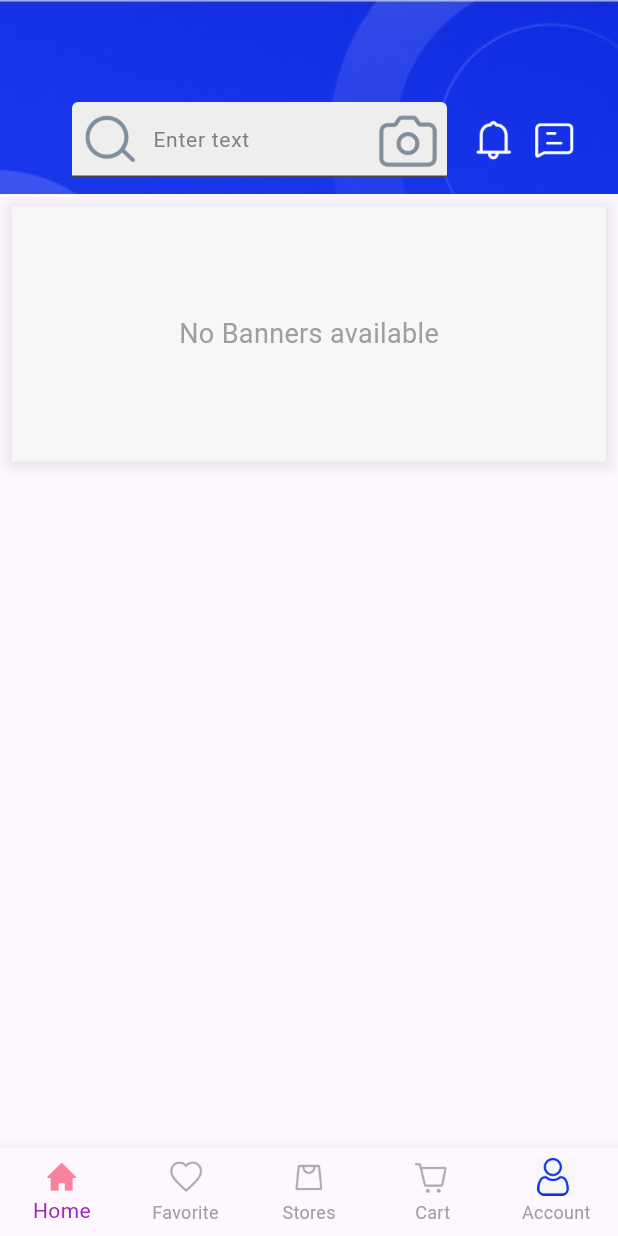
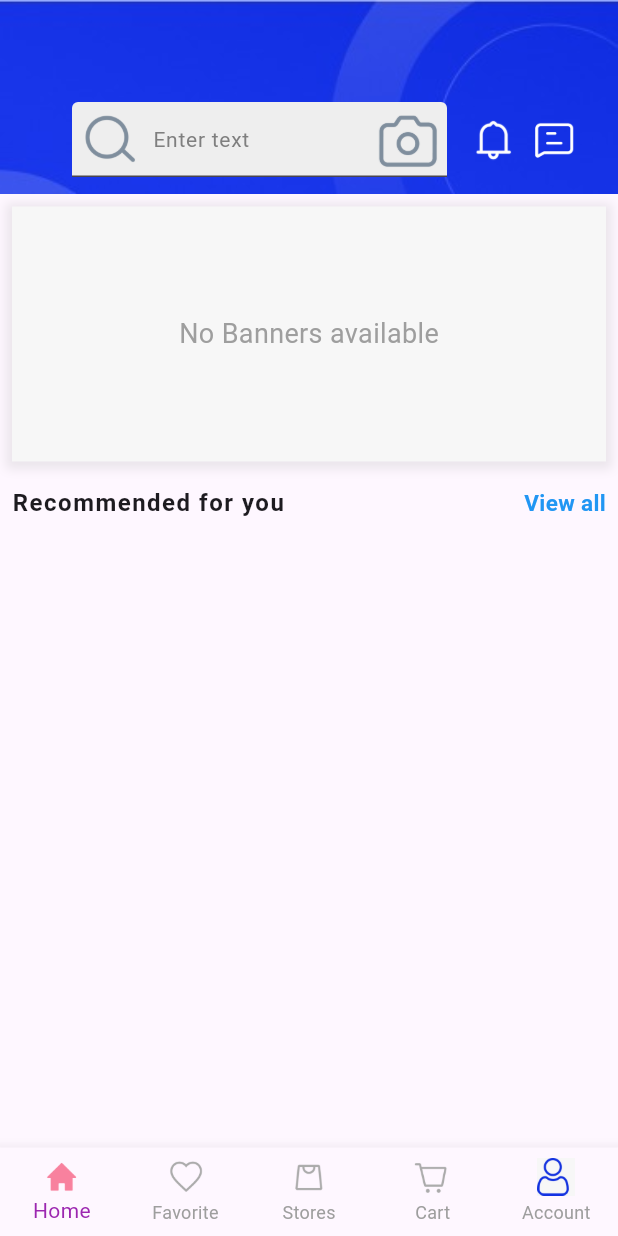
Before and after one commit to jonathanGontijo/multi_shop, a Flutter app: the screen it shows after launch, on a phone screen of 412 x 824 dp. Run offline on Flutter 3.47's test engine with Material 3 defaults, Android fonts, the phone set to English and light mode, and no system bars; our stand-ins replace cached_network_image, cloud_firestore, firebase_auth, firebase_core, get, google_fonts; accounts and stored records are empty.

Commit message:
recommended product

```diff
--- a/lib/views/screens/nav_screens/home_screen.dart
+++ b/lib/views/screens/nav_screens/home_screen.dart
@@ -2,6 +2,8 @@ import 'package:flutter/material.dart';
 import 'package:multi_shop/views/screens/nav_screens/widgets/banner_widget.dart';
 import 'package:multi_shop/views/screens/nav_screens/widgets/category_item.dart';
 import 'package:multi_shop/views/screens/nav_screens/widgets/header_widget.dart';
+import 'package:multi_shop/views/screens/nav_screens/widgets/recommended_product_widget.dart';
+import 'package:multi_shop/views/screens/nav_screens/widgets/reuseable_text_widget.dart';
 
 class HomeScreen extends StatelessWidget {
   const HomeScreen({super.key});
@@ -15,6 +17,9 @@ class HomeScreen extends StatelessWidget {
           HeaderWidgets(),
           BannerWidget(),
           CategoryItem(),
+          ReusableTextWidget(
+              title: 'Recommended for you', subtitle: 'View all'),
+          RecommendedProductWidget(),
         ],
       ),
     ));
--- /dev/null
+++ b/lib/views/screens/nav_screens/widgets/recommended_product_widget.dart
@@ -0,0 +1,41 @@
+import 'package:cloud_firestore/cloud_firestore.dart';
+import 'package:flutter/material.dart';
+import 'package:multi_shop/views/screens/nav_screens/widgets/product_item_widget.dart';
+
+class RecommendedProductWidget extends StatelessWidget {
+  const RecommendedProductWidget({super.key});
+
+  @override
+  Widget build(BuildContext context) {
+    final Stream<QuerySnapshot> productsStream =
+        FirebaseFirestore.instance.collection('products').snapshots();
+
+    return StreamBuilder<QuerySnapshot>(
+      stream: productsStream,
+      builder: (BuildContext context, AsyncSnapshot<QuerySnapshot> snapshot) {
+        if (snapshot.hasError) {
+          return const Text('Something went wrong');
+        }
+
+        if (snapshot.connectionState == ConnectionState.waiting) {
+          return const Center(
+            child: CircularProgressIndicator(),
+          );
+        }
+
+        return SizedBox(
+          height: 250,
+          child: ListView.builder(
+              scrollDirection: Axis.horizontal,
+              itemCount: snapshot.data!.docs.length,
+              itemBuilder: (context, index) {
+                final productData = snapshot.data!.docs[index];
+                return ProductItemWidget(
+                  productData: productData,
+                );
+              }),
+        );
+      },
+    );
+  }
+}
--- /dev/null
+++ b/lib/views/screens/nav_screens/widgets/reuseable_text_widget.dart
@@ -0,0 +1,37 @@
+import 'package:flutter/material.dart';
+import 'package:google_fonts/google_fonts.dart';
+
+class ReusableTextWidget extends StatelessWidget {
+  const ReusableTextWidget(
+      {super.key, required this.title, required this.subtitle});
+  final String title;
+  final String subtitle;
+
+  @override
+  Widget build(BuildContext context) {
+    return Padding(
+      padding: const EdgeInsets.all(8.0),
+      child: Row(
+        mainAxisAlignment: MainAxisAlignment.spaceBetween,
+        children: [
+          Text(
+            title,
+            style: GoogleFonts.roboto(
+              fontSize: 16,
+              fontWeight: FontWeight.bold,
+              letterSpacing: 1,
+            ),
+          ),
+          Text(
+            subtitle,
+            style: GoogleFonts.roboto(
+              color: Colors.blue,
+              fontWeight: FontWeight.bold,
+              fontSize: 15,
+            ),
+          )
+        ],
+      ),
+    );
+  }
+}
```
Also changed, not shown: lib/views/screens/inner_screens/product_detail_screen.dart (added, +99 -0 lines), lib/views/screens/nav_screens/widgets/product_item_widget.dart (added, +234 -0 lines).
